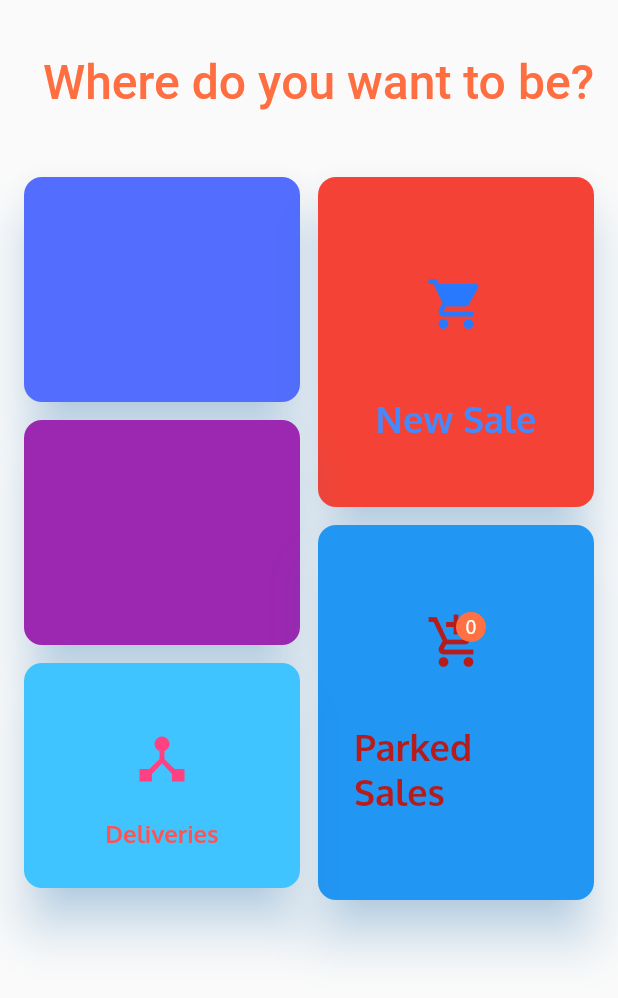
After one commit to zimthug/tengesa, a Flutter app: the SalesHomeScreen screen opened directly, on a phone screen of 412 x 824 dp. The commit adds this screen. Shown: the top 998 px of the screen. Run offline on Flutter 3.47's test engine with Material 2 defaults, Android fonts, the phone set to English and light mode, and no system bars; our stand-ins replace font_awesome_flutter, shared_preferences, sqflite; missing offline and left inert: flutter_sparkline; accounts and stored records are empty; Roboto replaces fonts that are missing (Nunito).

```diff
--- a/lib/ui/main_screen.dart
+++ b/lib/ui/main_screen.dart
@@ -1,6 +1,7 @@
 import 'package:flutter/material.dart';
 import 'package:tengesa/ui/reports_screen/reports_home_screen.dart';
 import 'package:tengesa/ui/sale_screen/sale_screen.dart';
+import 'package:tengesa/ui/sale_screen/sales_home_screen.dart';
 import 'package:tengesa/ui/shared/appbar.dart';
 import 'package:tengesa/ui/home_screen/home_screen.dart';
 import 'package:tengesa/ui/shared/navigation_drawer.dart';
@@ -55,7 +56,8 @@ class _MainScreenState extends State<MainScreen>
               ),
               Container(
                 color: Colors.white,
-                child: SaleScreen(),
+                //child: SaleScreen(),
+                child: SalesHomeScreen()
               ),
               Container(
                 color: Colors.white,
--- /dev/null
+++ b/lib/ui/sale_screen/sales_home_screen.dart
@@ -0,0 +1,195 @@
+import 'package:flutter/material.dart';
+import 'package:flutter_staggered_grid_view/flutter_staggered_grid_view.dart';
+import 'package:font_awesome_flutter/font_awesome_flutter.dart';
+import 'package:tengesa/ui/sale_screen/sales/make_sale_screen.dart';
+import 'package:tengesa/ui/sale_screen/sales/sales_list_screen.dart';
+
+class SalesHomeScreen extends StatefulWidget {
+  @override
+  _SalesHomeScreenState createState() => _SalesHomeScreenState();
+}
+
+class _SalesHomeScreenState extends State<SalesHomeScreen> {
+  final GlobalKey<ScaffoldState> _scaffoldkey = new GlobalKey<ScaffoldState>();
+
+  @override
+  Widget build(BuildContext context) {
+    return Scaffold(
+        body: Column(
+      mainAxisAlignment: MainAxisAlignment.start,
+      crossAxisAlignment: CrossAxisAlignment.start,
+      children: <Widget>[
+        SizedBox(height: 20),
+        Row(
+          mainAxisAlignment: MainAxisAlignment.end,
+          crossAxisAlignment: CrossAxisAlignment.start,
+          children: <Widget>[
+            Padding(
+              padding: EdgeInsets.all(16),
+              child: Text(
+                "Where do you want to be?",
+                style: TextStyle(
+                    fontSize: 32,
+                    color: Colors.deepOrangeAccent,
+                    fontWeight: FontWeight.w500,
+                    fontFamily: "Nunito"),
+              ),
+            ),
+          ],
+        ),
+        SizedBox(height: 20),
+        Expanded(child: _buildBody()),
+      ],
+    ));
+  }
+
+  Widget _buildBody() {
+    return StaggeredGridView.count(
+      crossAxisCount: 2,
+      crossAxisSpacing: 12.0,
+      mainAxisSpacing: 12.0,
+      padding: EdgeInsets.symmetric(horizontal: 16.0, vertical: 8.0),
+      children: <Widget>[
+        _buildTile(
+          Colors.indigoAccent,
+          Padding(
+            padding: EdgeInsets.all(24.0),
+            child: Column(
+              mainAxisAlignment: MainAxisAlignment.start,
+              crossAxisAlignment: CrossAxisAlignment.start,
+              children: <Widget>[],
+            ),
+          ),
+        ),
+        _buildTile(
+          Colors.red,
+          Padding(
+            padding: EdgeInsets.all(24.0),
+            child: Column(
+              mainAxisAlignment: MainAxisAlignment.spaceEvenly,
+              crossAxisAlignment: CrossAxisAlignment.center,
+              children: <Widget>[
+                Container(
+                  child: Icon(Icons.shopping_cart,
+                      size: 40, color: Colors.blueAccent.shade400),
+                  height: 80,
+                ),
+                Text(
+                  "New Sale",
+                  style: TextStyle(
+                      fontSize: 24,
+                      fontWeight: FontWeight.w600,
+                      color: Colors.blueAccent),
+                ),
+              ],
+            ),
+          ),
+          onTap: () => Navigator.of(context).push(
+            MaterialPageRoute(
+              builder: (_) => MakeSaleScreen(),
+            ),
+          ),
+        ),
+        _buildTile(
+          Colors.purple,
+          Padding(
+            padding: EdgeInsets.all(24.0),
+            child: Column(),
+          ),
+        ),
+        _buildTile(
+          Colors.blue,
+          Padding(
+            padding: EdgeInsets.all(24.0),
+            child: Column(
+              mainAxisAlignment: MainAxisAlignment.spaceEvenly,
+              crossAxisAlignment: CrossAxisAlignment.center,
+              children: <Widget>[
+                /*Container(
+                  child: Icon(Icons.add_shopping_cart,
+                      size: 40, color: Colors.red.shade900),
+                  height: 80,
+                ),*/
+                Stack(
+                  alignment: Alignment.topRight,
+                  children: <Widget>[
+                    Icon(Icons.add_shopping_cart,
+                        size: 40, color: Colors.red.shade900),
+                    CircleAvatar(
+                      radius: 10.0,
+                      backgroundColor: Colors.deepOrange.shade400,
+                      child: Text(
+                        "0",
+                        style: TextStyle(color: Colors.white, fontSize: 12.0),
+                      ),
+                    ),
+                  ],
+                ),
+                Text(
+                  "Parked Sales",
+                  style: TextStyle(
+                      fontSize: 24,
+                      fontWeight: FontWeight.w600,
+                      color: Colors.red.shade900),
+                )
+              ],
+            ),
+          ),
+          onTap: () => Navigator.of(context).push(
+            MaterialPageRoute(
+              builder: (_) => SalesListScreen(),
+            ),
+          ),
+        ),
+        _buildTile(
+            Colors.lightBlueAccent,
+            Padding(
+              padding: EdgeInsets.all(24.0),
+              child: Column(
+                children: <Widget>[
+                  Container(
+                    child: Icon(Icons.device_hub,
+                        size: 40,
+                        color: Colors
+                            .pinkAccent), //Image.asset("assets/images/truck.png"),
+                    height: 80,
+                    //width: MediaQuery.of(context).size.width,
+                  ),
+                  Text(
+                    "Deliveries",
+                    style: TextStyle(
+                        fontSize: 16,
+                        fontWeight: FontWeight.w600,
+                        color: Colors.redAccent),
+                  )
+                ],
+              ),
+            ),
+            onTap: () {}),
+      ],
+      staggeredTiles: [
+        StaggeredTile.extent(1, 150.0),
+        StaggeredTile.extent(1, 220.0),
+        StaggeredTile.extent(1, 150.0),
+        StaggeredTile.extent(1, 250.0),
+        StaggeredTile.extent(1, 150.0),
+      ],
+    );
+  }
+
+  Widget _buildTile(color, Widget child, {Function() onTap}) {
+    return Material(
+      elevation: 14.0,
+      borderRadius: BorderRadius.circular(12.0),
+      shadowColor: Color(0x802196F3),
+      color: color,
+      child: InkWell(
+          onTap: onTap != null
+              ? () => onTap()
+              : () {
+                  print('Not set yet');
+                },
+          child: child),
+    );
+  }
+}
--- a/lib/ui/stocks_screen/products_tab.dart
+++ b/lib/ui/stocks_screen/products_tab.dart
@@ -38,10 +38,11 @@ class _ProductsTabState extends State<ProductsTab> {
                         icon: Icon(Icons.input),
                         color: Colors.grey[500],
                         onPressed: () {
-                          Navigator.of(context).push(
+                          Navigator.of(context).pushAndRemoveUntil(
                             MaterialPageRoute(
                               builder: (context) => EditProductScreen(),
                             ),
+                            ModalRoute.withName("/"),
                           );
                         },
                       ),
--- a/lib/ui/widget/search_widget.dart
+++ b/lib/ui/widget/search_widget.dart
@@ -14,7 +14,7 @@ class _SearchWidgetState extends State<SearchWidget> {
     return Container(
       margin: EdgeInsets.symmetric(vertical: 20),
       padding: EdgeInsets.symmetric(horizontal: 20, vertical: 16),
-      height: 50,
+      height: 40,
       width: double.infinity,
       decoration: BoxDecoration(
         color: Colors.grey.shade200, //Color(0xFFF5F5F7),
--- a/pubspec.yaml
+++ b/pubspec.yaml
@@ -26,10 +26,8 @@ dependencies:
   shared_preferences: ^0.5.2
   http: ^0.12.0+2
   flutter_sparkline: ^0.1.0
-  #flutter_staggered_grid_view: ^0.2.7
   flutter_staggered_grid_view: ^0.3.0
   intl: 0.15.7
-  #provider: ^4.0.4
   provider: ^2.0.1+1
   sqflite: ^1.3.0
   #simple_animations: ^1.3.11
@@ -39,6 +37,10 @@ dependencies:
   pull_to_refresh: ^1.5.8
   #flutter_barcode_scanner: ^0.1.7
   flappy_search_bar: ^1.7.2
+  font_awesome_flutter: ^8.8.1
+  scoped_model: ^1.0.1
+  #barcode_scan: ^3.0.1
+  #barcode_scan: ^2.0.1
 
 
 dev_dependencies:
```
Also changed, not shown: lib/ui/sale_screen/sales/make_sale_screen.dart (+140 -116 lines), lib/ui/sale_screen/sales/sale_products_screen.dart (added, +16 -0 lines), lib/ui/sale_screen/sales/search_products_screen.dart (added, +258 -0 lines), pubspec.lock.
